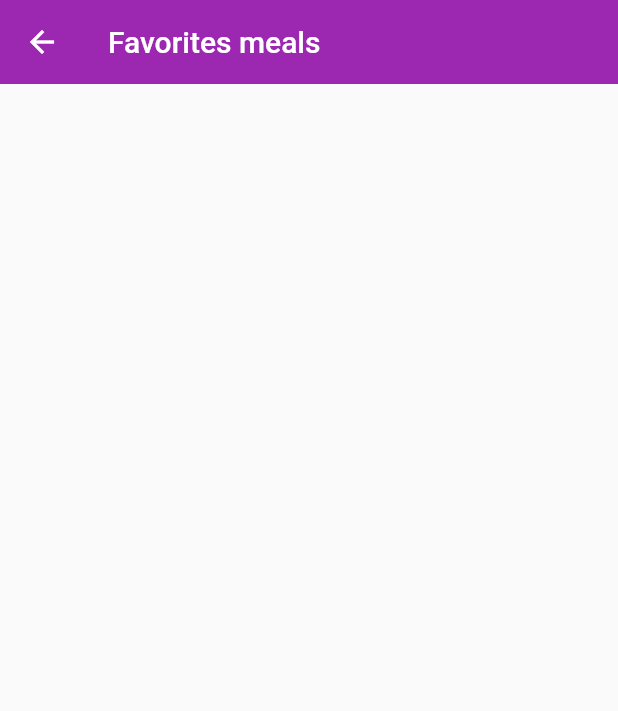
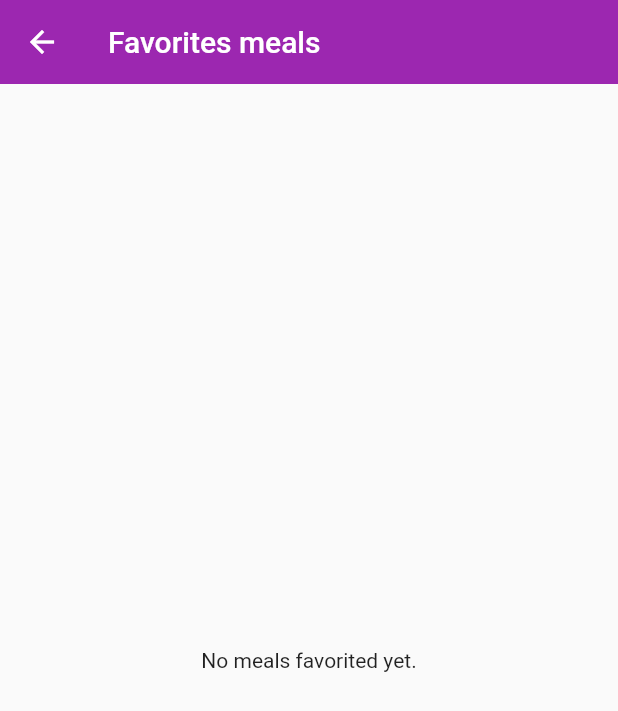
Before and after one commit to ikaro-souza/meals, a Flutter app: the FavoritesScreen screen opened by its route, on a phone screen of 412 x 824 dp. Shown: the top 711 px of the screen. Run offline on Flutter 3.47's test engine with Material 2 defaults, Android fonts, the phone set to English and light mode, and no system bars.

Commit message:
feature: show empty favorites list message

```diff
--- a/lib/screens/favorites.dart
+++ b/lib/screens/favorites.dart
@@ -16,7 +16,14 @@ class FavoritesScreen extends StatelessWidget {
         elevation: 0,
       ),
       body: Consumer<Store>(
-        builder: (_, store, child) => ListView.separated(
+        builder: (_, store, child) {
+          if (store.favoriteMeals.isEmpty) {
+            return const Center(
+              child: Text('No meals favorited yet.'),
+            );
+          }
+
+          return ListView.separated(
             itemBuilder: (_, i) {
               final meal = store.favoriteMeals[i];
 
@@ -36,7 +43,8 @@ class FavoritesScreen extends StatelessWidget {
               return const SizedBox(height: 16);
             },
             itemCount: store.favoriteMeals.length,
-        ),
+          );
+        },
       ),
     );
   }
```
Lines whose indentation alone changed are shown as unchanged.
